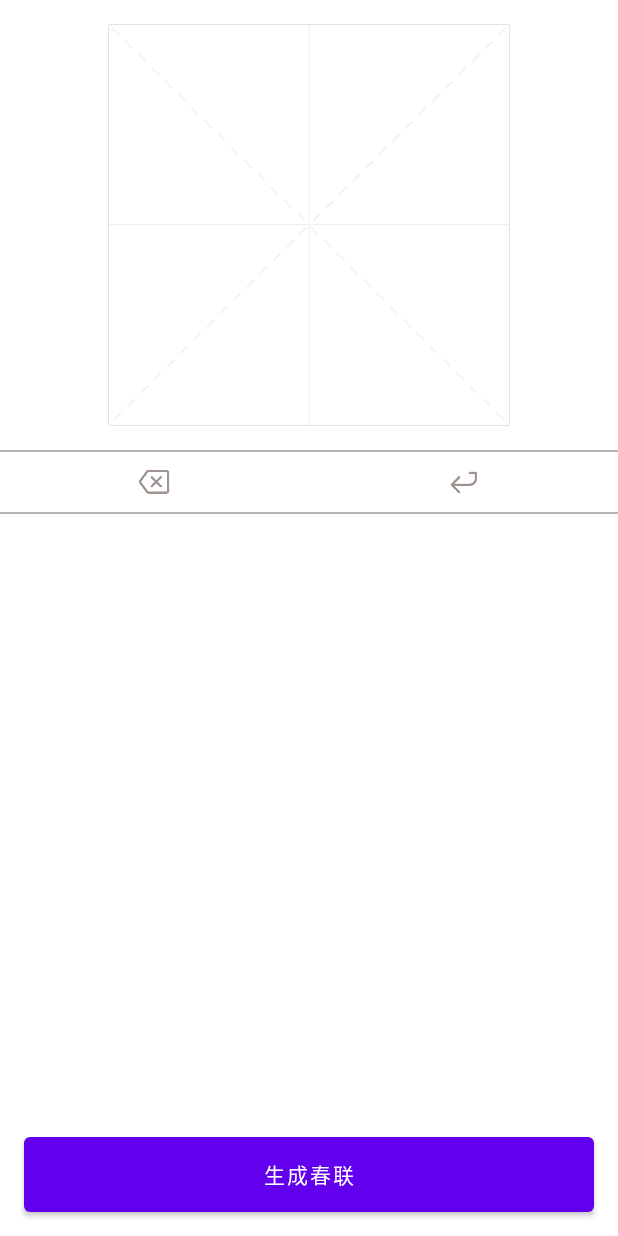
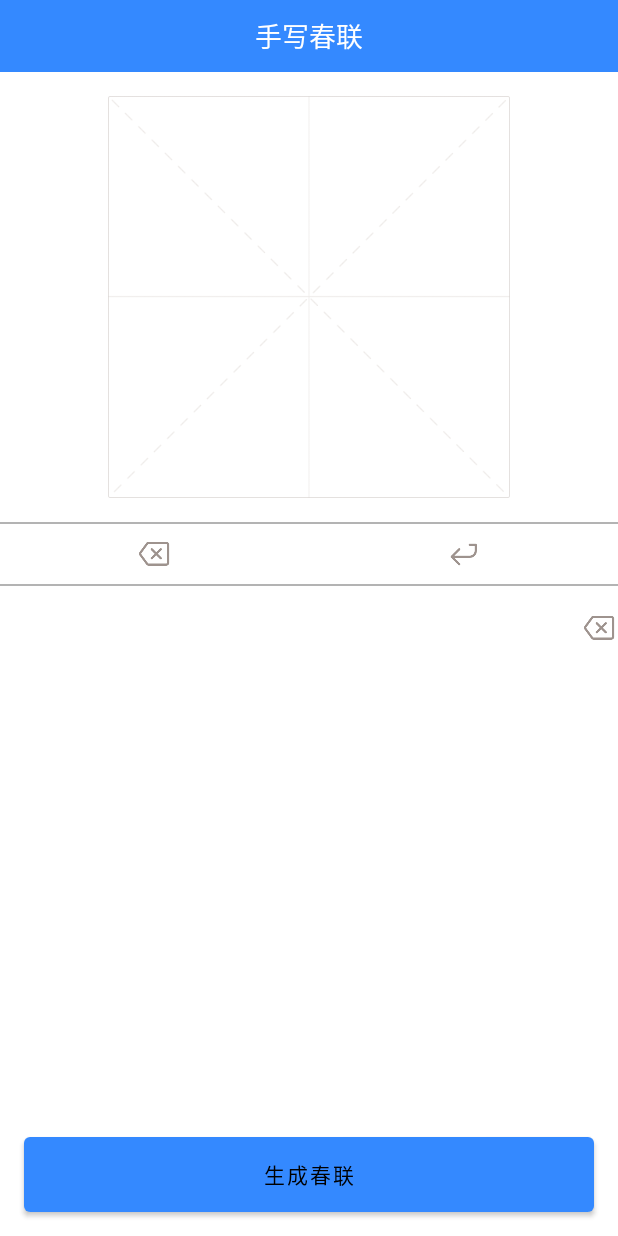
Before and after one commit to RicardoJiang/compose-handwriting, an Android app built with Jetpack Compose: the screen it shows after launch (MainActivity), on a phone screen of 412 x 824 dp. Run offline under Robolectric (Android 15) with nearby library versions, the phone set to English and light mode, and no system bars; our stand-ins replace accompanist.

Commit message:
MOD: ui details

```diff
--- a/app/src/main/java/com/zj/compose/handwriting/ui/theme/Color.kt
+++ b/app/src/main/java/com/zj/compose/handwriting/ui/theme/Color.kt
@@ -6,3 +6,5 @@ val Purple200 = Color(0xFFBB86FC)
 val Purple500 = Color(0xFF6200EE)
 val Purple700 = Color(0xFF3700B3)
 val Teal200 = Color(0xFF03DAC5)
+val Primary = Color(0xFF3489FF)
+val white = Color(0xFFFFFFFF)
--- a/app/src/main/java/com/zj/compose/handwriting/ui/widget/SpringBoard.kt
+++ b/app/src/main/java/com/zj/compose/handwriting/ui/widget/SpringBoard.kt
@@ -11,6 +11,7 @@ import androidx.compose.foundation.background
 import androidx.compose.foundation.clickable
 import androidx.compose.foundation.layout.*
 import androidx.compose.material.Button
+import androidx.compose.material.ButtonDefaults
 import androidx.compose.material.Divider
 import androidx.compose.material.Text
 import androidx.compose.runtime.Composable
@@ -32,6 +33,7 @@ import androidx.compose.ui.unit.dp
 import androidx.lifecycle.viewmodel.compose.viewModel
 import com.google.accompanist.flowlayout.FlowRow
 import com.zj.compose.handwriting.R
+import com.zj.compose.handwriting.ui.theme.Primary
 import com.zj.compose.handwriting.viewmodel.SpringBoardViewAction
 import com.zj.compose.handwriting.viewmodel.SpringBoardViewModel
 import com.zj.compose.handwriting.viewmodel.SpringBoardViewStates
@@ -62,13 +64,12 @@ fun SpringPage(onPreview: () -> Unit) {
             modifier = Modifier.fillMaxSize(),
             horizontalAlignment = Alignment.CenterHorizontally
         ) {
+            AppToolsBar(title = "手写春联")
             BoxWithConstraints(
                 modifier = Modifier
                     .size(300.dp)
                     .padding(16.dp)
             ) {
-
-
                 Image(
                     painter = painterResource(id = R.mipmap.icon_draw_bg),
                     modifier = Modifier
@@ -117,6 +118,11 @@ fun SpringPage(onPreview: () -> Unit) {
                     .height(1.dp)
                     .background(Color(0xFFCCCCCC))
             )
+            Box(
+                modifier = Modifier
+                    .fillMaxWidth()
+                    .wrapContentHeight()
+            ) {
                 FlowRow(
                     modifier = Modifier
                         .fillMaxWidth()
@@ -130,14 +136,32 @@ fun SpringPage(onPreview: () -> Unit) {
                         )
                     }
                 }
+                Image(
+                    painter = painterResource(id = R.mipmap.icon_delete),
+                    contentDescription = "",
+                    modifier = Modifier
+                        .align(
+                            Alignment.TopEnd
+                        )
+                        .padding(0.dp, 16.dp, 0.dp, 0.dp)
+                        .clickable {
+                            viewModel.dispatch(SpringBoardViewAction.DeleteItem)
+                        }
+                )
+            }
         }
         Button(
-            onClick = { onPreview.invoke() },
+            onClick = {
+                if (states.bitmapList.isNotEmpty()) {
+                    onPreview.invoke()
+                }
+            },
             modifier = Modifier
                 .fillMaxWidth()
                 .padding(16.dp)
                 .height(50.dp)
-                .align(Alignment.BottomCenter)
+                .align(Alignment.BottomCenter),
+            colors = ButtonDefaults.buttonColors(backgroundColor = Primary)
         ) {
             Text(text = "生成春联")
         }
--- /dev/null
+++ b/app/src/main/java/com/zj/compose/handwriting/ui/widget/ToolsBar.kt
@@ -0,0 +1,60 @@
+package com.zj.compose.handwriting.ui.widget
+
+import androidx.compose.foundation.background
+import androidx.compose.foundation.clickable
+import androidx.compose.foundation.layout.*
+import androidx.compose.material.Icon
+import androidx.compose.material.Text
+import androidx.compose.material.icons.Icons
+import androidx.compose.material.icons.filled.ArrowBack
+import androidx.compose.runtime.Composable
+import androidx.compose.ui.Alignment
+import androidx.compose.ui.Modifier
+import androidx.compose.ui.graphics.Color
+import androidx.compose.ui.graphics.vector.ImageVector
+import androidx.compose.ui.text.font.FontWeight
+import androidx.compose.ui.text.style.TextAlign
+import androidx.compose.ui.unit.dp
+import androidx.compose.ui.unit.sp
+import com.zj.compose.handwriting.ui.theme.Primary
+
+@Composable
+fun AppToolsBar(
+    title: String,
+    onBack: (() -> Unit)? = null,
+    imageVector: ImageVector? = null,
+) {
+    Box(
+        modifier = Modifier
+            .fillMaxWidth()
+            .height(48.dp)
+            .background(Primary)
+    ) {
+        Row(modifier = Modifier.fillMaxSize()) {
+            if (onBack != null) {
+                Icon(
+                    Icons.Default.ArrowBack,
+                    null,
+                    Modifier
+                        .clickable(onClick = onBack)
+                        .align(Alignment.CenterVertically)
+                        .padding(12.dp),
+                    tint = Color.White
+                )
+            }
+            Spacer(modifier = Modifier.weight(1f))
+        }
+        Text(
+            text = title,
+            modifier = Modifier
+                .align(Alignment.Center)
+                .padding(horizontal = 40.dp),
+            color = Color.White,
+            textAlign = TextAlign.Center,
+            fontSize = 18.sp,
+            fontWeight = FontWeight.W500,
+            maxLines = 1
+        )
+
+    }
+}
--- a/app/src/main/res/values-night/themes.xml
+++ b/app/src/main/res/values-night/themes.xml
@@ -2,7 +2,7 @@
     <!-- Base application theme. -->
     <style name="Theme.Composehandwriting" parent="Theme.MaterialComponents.DayNight.DarkActionBar">
         <!-- Primary brand color. -->
-        <item name="colorPrimary">@color/purple_200</item>
+        <item name="colorPrimary">@color/primary</item>
         <item name="colorPrimaryVariant">@color/purple_700</item>
         <item name="colorOnPrimary">@color/black</item>
         <!-- Secondary brand color. -->
--- a/app/src/main/res/values/colors.xml
+++ b/app/src/main/res/values/colors.xml
@@ -7,4 +7,5 @@
     <color name="teal_700">#FF018786</color>
     <color name="black">#FF000000</color>
     <color name="white">#FFFFFFFF</color>
+    <color name="primary">#FF3489FF</color>
 </resources>
--- a/app/src/main/res/values/themes.xml
+++ b/app/src/main/res/values/themes.xml
@@ -2,8 +2,8 @@
     <!-- Base application theme. -->
     <style name="Theme.Composehandwriting" parent="Theme.MaterialComponents.DayNight.DarkActionBar">
         <!-- Primary brand color. -->
-        <item name="colorPrimary">@color/purple_500</item>
-        <item name="colorPrimaryVariant">@color/purple_700</item>
+        <item name="colorPrimary">@color/primary</item>
+        <item name="colorPrimaryVariant">@color/primary</item>
         <item name="colorOnPrimary">@color/white</item>
         <!-- Secondary brand color. -->
         <item name="colorSecondary">@color/teal_200</item>
```
Also changed, not shown: app/src/main/java/com/zj/compose/handwriting/ui/widget/SpringPreview.kt (+12 -10 lines), app/src/main/java/com/zj/compose/handwriting/viewmodel/SpringBoardViewModel.kt (+10 -1 lines). Lines whose indentation alone changed are shown as unchanged.
